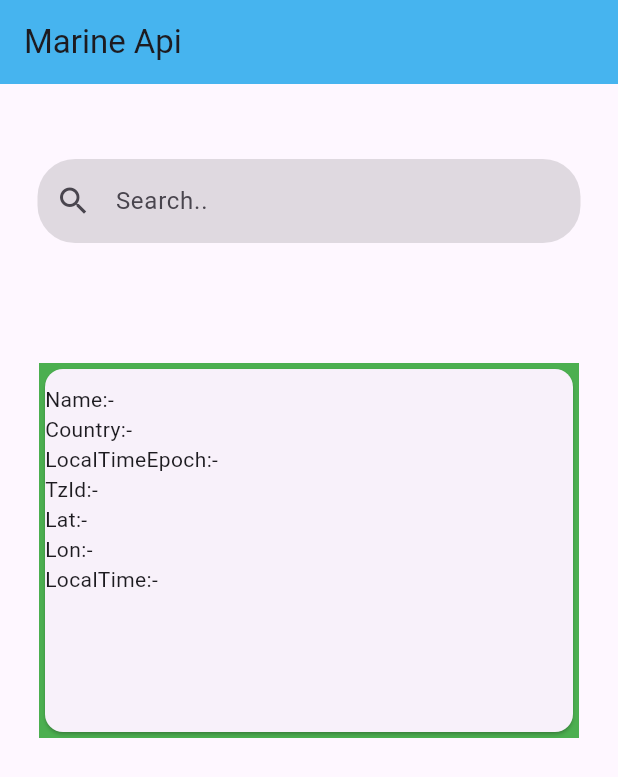
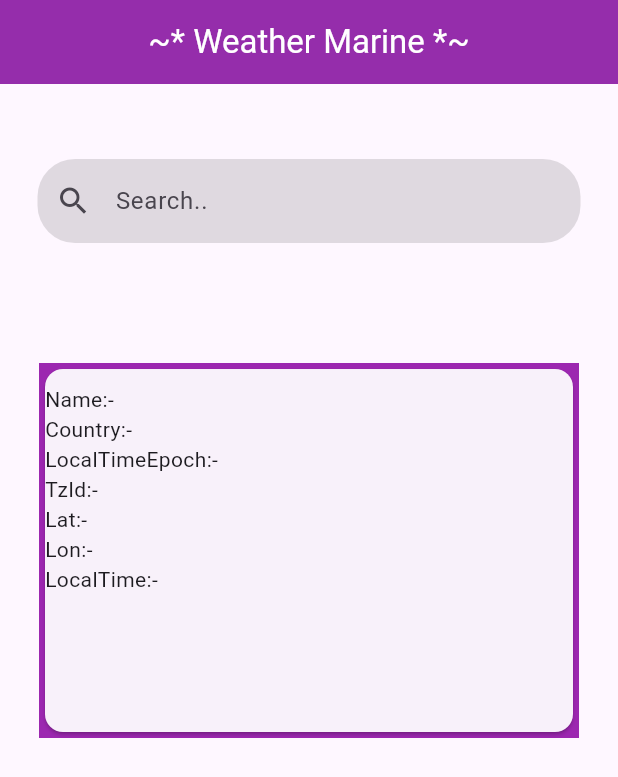
Before and after one commit to AnsarAli412/learn_git, a Flutter app: the screen it shows after launch, on a phone screen of 412 x 824 dp. Shown: the top 777 px of the screen. Run offline on Flutter 3.47's test engine with Material 3 defaults, Android fonts, the phone set to English and light mode, and no system bars; network calls fail.

Commit message:
this are marine

```diff
--- a/lib/main.dart
+++ b/lib/main.dart
@@ -14,6 +14,7 @@ class MyApp extends StatelessWidget {
   @override
   Widget build(BuildContext context) {
     return MaterialApp(
+      debugShowCheckedModeBanner: false,
       title: 'Flutter Demo',
       theme: ThemeData(
 
--- a/lib/marine_view_Screen.dart
+++ b/lib/marine_view_Screen.dart
@@ -29,8 +29,8 @@ class _MarineViewScreenState extends State<MarineViewScreen> {
     return  Scaffold(
       appBar: AppBar(
         elevation: 50,
-        backgroundColor: Colors.lightBlueAccent,
-        title: Text("Marine Api"),
+        backgroundColor: Colors.purple,
+        title: Center(child: Text("~* Weather Marine *~",style: TextStyle(color: Colors.white),)),
       ),
 
       body: Column(
@@ -77,7 +77,7 @@ class _MarineViewScreenState extends State<MarineViewScreen> {
               child: Container(
                 height: 250,
                 width: 360,
-                color: Colors.green,
+                color: Colors.purple,
                 child: Card(
                   child: Column(
                     crossAxisAlignment: CrossAxisAlignment.start,
```
